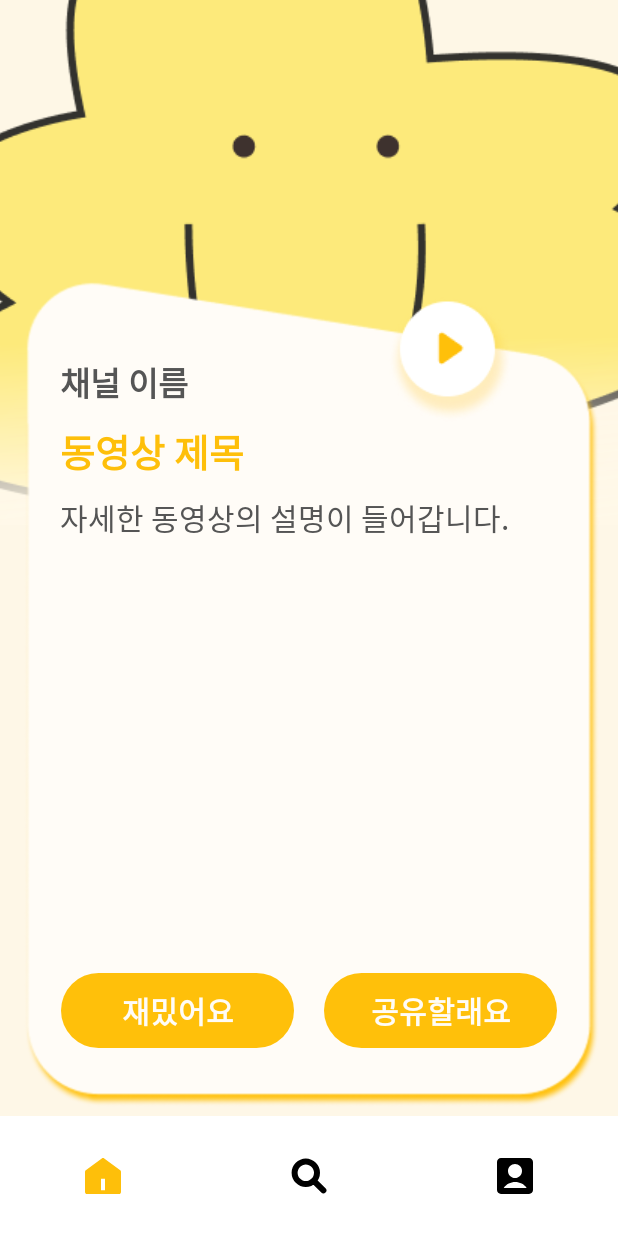
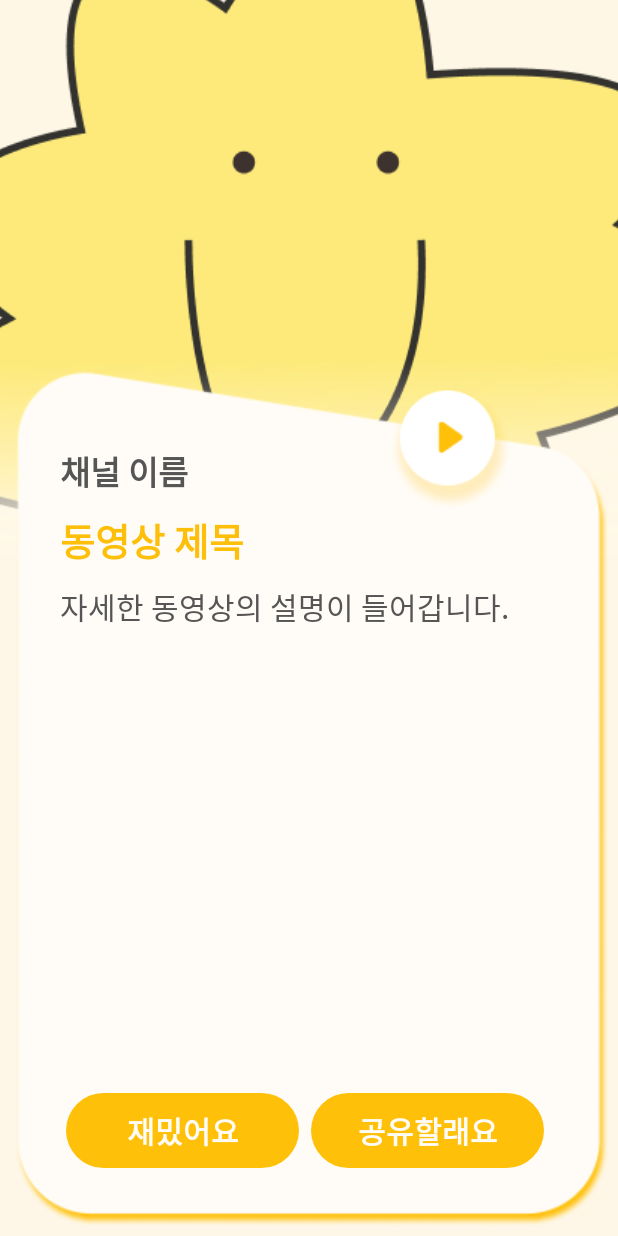
Before and after one commit to Kid-Topia/KidsTopia, an Android app: the fragment VideoDetailFragment placed in its activity, on a phone screen of 412 x 824 dp. Run offline under Robolectric (Android 15) with nearby library versions, the phone set to English and light mode, and no system bars; our stand-ins replace Room's generated code; network calls fail; pictures from the network do not load; 1 statement that could not run was skipped.

Commit message:
[#35] Refactor: 전체적인 코드 수정
UI 수정, VideoDetailFragment 실행 시 내비게이션 숨김, 좋아요 토스트 문제 해결

```diff
--- a/app/src/main/java/com/limheejin/kidstopia/presentation/fragment/VideoDetailFragment.kt
+++ b/app/src/main/java/com/limheejin/kidstopia/presentation/fragment/VideoDetailFragment.kt
@@ -1,6 +1,10 @@
 package com.limheejin.kidstopia.presentation.fragment
 
+import android.content.Intent
+import android.net.Uri
 import android.os.Bundle
+import android.os.Handler
+import android.os.Looper
 import android.util.Log
 import androidx.fragment.app.Fragment
 import android.view.LayoutInflater
@@ -9,12 +13,14 @@ import android.view.ViewGroup
 import android.widget.Toast
 import androidx.lifecycle.lifecycleScope
 import com.bumptech.glide.Glide
+import com.google.android.material.bottomnavigation.BottomNavigationView
 import com.limheejin.kidstopia.R
 import com.limheejin.kidstopia.databinding.FragmentVideoDetailBinding
 import com.limheejin.kidstopia.model.PopularData
 import com.limheejin.kidstopia.model.database.MyFavoriteVideoDAO
 import com.limheejin.kidstopia.model.database.MyFavoriteVideoDatabase
 import com.limheejin.kidstopia.model.database.MyFavoriteVideoEntity
+import com.limheejin.kidstopia.presentation.adapter.VisitedPageAdapter
 import com.limheejin.kidstopia.presentation.network.NetworkClient
 import kotlinx.coroutines.CoroutineScope
 import kotlinx.coroutines.Deferred
@@ -62,6 +68,7 @@ class VideoDetailFragment : Fragment() {
         inflater: LayoutInflater, container: ViewGroup?,
         savedInstanceState: Bundle?
     ): View {
+        hideNavigationView(true)
         initView()
         return binding.root
     }
@@ -70,6 +77,11 @@ class VideoDetailFragment : Fragment() {
         super.onViewCreated(view, savedInstanceState)
         initListener()
         initListenerCoroutineScope()
+    }
+
+    override fun onDestroyView() {
+        super.onDestroyView()
+        hideNavigationView(false)
     }
 
     private fun initData() { // bundle로 받아온 videoId로 Video API에서 동영상 정보 받아오기
@@ -120,7 +132,11 @@ class VideoDetailFragment : Fragment() {
                 val isLikedDate = videoId?.let { dao.getVideoLikedDate(it) }
                 val date = videoId?.let { it1 -> dao.getVideoDate(it1) }
                 if (isLikedDate != null) {
-                    //Toast.makeText(context, R.string.toast_detailfragment_dislike, Toast.LENGTH_SHORT)
+                    Handler(Looper.getMainLooper()).postDelayed(Runnable {
+                        run {
+                            Toast.makeText(context, R.string.toast_detailfragment_dislike, Toast.LENGTH_SHORT).show()
+                        }
+                    }, 0)
                     dao.insertVideo( // DAO에 isVisited 동영상 정보 저장
                         MyFavoriteVideoEntity(
                             videoId ?: "",
@@ -133,7 +149,11 @@ class VideoDetailFragment : Fragment() {
                         )
                     )
                 } else {
-                    //Toast.makeText(context, R.string.toast_detailfragment_like, Toast.LENGTH_SHORT).show()
+                    Handler(Looper.getMainLooper()).postDelayed(Runnable {
+                        run {
+                            Toast.makeText(context, R.string.toast_detailfragment_like, Toast.LENGTH_SHORT).show()
+                        }
+                    }, 0)
                     dao.insertVideo( // DAO에 isVisited 동영상 정보 저장
                         MyFavoriteVideoEntity(
                             videoId ?: "",
@@ -154,11 +174,19 @@ class VideoDetailFragment : Fragment() {
 
         btnPlay.setOnClickListener {
             Toast.makeText(context, R.string.toast_detailfragment_play, Toast.LENGTH_SHORT).show()
+            startActivity(Intent(Intent.ACTION_VIEW, Uri.parse("http://www.youtube.com/watch?v=${videoId}")))
         }
 
         btnShareImg.setOnClickListener { // 공유 버튼 클릭 시 실행 (미구현)
             Toast.makeText(context, R.string.toast_detailfragment_share, Toast.LENGTH_SHORT).show()
         }
+    }
+
+    private fun hideNavigationView(bool: Boolean) {
+        val nav = activity?.findViewById<BottomNavigationView>(R.id.nav)
+        if (bool) {
+            nav?.visibility = View.GONE
+        } else nav?.visibility = View.VISIBLE
     }
 
     companion object {
--- /dev/null
+++ b/app/src/main/res/drawable/slc_btn_play.xml
@@ -0,0 +1,10 @@
+<?xml version="1.0" encoding="utf-8"?>
+<selector xmlns:android="http://schemas.android.com/apk/res/android">
+
+    <item android:state_pressed="true"
+        android:drawable="@drawable/btn_detailfragment_play_slc" />
+
+    <item
+        android:drawable="@drawable/btn_detailfragment_play" />
+
+</selector>
--- a/app/src/main/res/layout/activity_main.xml
+++ b/app/src/main/res/layout/activity_main.xml
@@ -20,7 +20,7 @@
     <com.google.android.material.bottomnavigation.BottomNavigationView
         android:id="@+id/nav"
         android:layout_width="match_parent"
-        android:layout_height="wrap_content"
+        android:layout_height="70dp"
         android:background="@color/white"
         app:itemActiveIndicatorStyle="@null"
         app:labelVisibilityMode="unlabeled"
@@ -31,6 +31,4 @@
         app:layout_constraintEnd_toEndOf="parent"/>
 
 
-
-
 </androidx.constraintlayout.widget.ConstraintLayout>
--- a/app/src/main/res/layout/fragment_video_detail.xml
+++ b/app/src/main/res/layout/fragment_video_detail.xml
@@ -14,7 +14,7 @@
         android:layout_marginTop="15dp"
         android:layout_marginEnd="70dp"
         android:elevation="3dp"
-        android:src="@drawable/btn_detailfragment_play"
+        android:src="@drawable/slc_btn_play"
         app:layout_constraintEnd_toEndOf="parent"
         app:layout_constraintTop_toTopOf="@+id/img_bg" />
 
@@ -26,12 +26,12 @@
         android:layout_marginEnd="10dp"
         android:layout_marginBottom="10dp"
         android:elevation="3dp"
+        android:ellipsize="end"
+        android:maxLines="1"
         android:text="채널 이름"
         android:textColor="@color/darkgrey"
         android:textSize="22sp"
         android:textStyle="bold"
-        android:maxLines="1"
-        android:ellipsize="end"
         app:layout_constraintBottom_toTopOf="@+id/tv_title"
         app:layout_constraintEnd_toStartOf="@id/btn_play"
         app:layout_constraintStart_toStartOf="parent" />
@@ -43,18 +43,17 @@
         android:layout_marginStart="40dp"
         android:layout_marginEnd="40dp"
         android:elevation="3dp"
+        android:ellipsize="end"
+        android:maxLines="2"
         android:text="동영상 제목"
         android:textColor="@color/primary_yellow"
         android:textSize="25sp"
         android:textStyle="bold"
-        android:maxLines="2"
-        android:ellipsize="end"
         app:layout_constraintEnd_toEndOf="parent"
         app:layout_constraintStart_toStartOf="parent"
         app:layout_constraintTop_toBottomOf="@+id/btn_play" />
 
-    <TextView
-        android:id="@+id/tv_description"
+    <ScrollView
         android:layout_width="0dp"
         android:layout_height="0dp"
         android:layout_marginStart="40dp"
@@ -62,20 +61,24 @@
         android:layout_marginEnd="40dp"
         android:layout_marginBottom="20dp"
         android:elevation="3dp"
-        android:text="자세한 동영상의 설명이 들어갑니다."
-        android:textColor="@color/darkgrey"
-        android:textSize="20sp"
-        android:maxLines="12"
-        android:ellipsize="end"
         app:layout_constraintBottom_toTopOf="@+id/btn_like_img"
         app:layout_constraintEnd_toEndOf="parent"
         app:layout_constraintStart_toStartOf="parent"
-        app:layout_constraintTop_toBottomOf="@+id/tv_title" />
+        app:layout_constraintTop_toBottomOf="@+id/tv_title">
 
+        <TextView
+            android:id="@+id/tv_description"
+            android:layout_width="match_parent"
+            android:layout_height="match_parent"
+            android:text="자세한 동영상의 설명이 들어갑니다."
+            android:textColor="@color/darkgrey"
+            android:textSize="20sp" />
+
+    </ScrollView>
 
     <ImageView
         android:id="@+id/btn_like_img"
-        android:layout_width="wrap_content"
+        android:layout_width="0dp"
         android:layout_height="wrap_content"
         android:layout_marginStart="40dp"
         android:layout_marginBottom="40dp"
@@ -83,9 +86,7 @@
         android:src="@drawable/slc_btn_like"
         app:layout_constraintBottom_toBottomOf="@+id/img_bg"
         app:layout_constraintEnd_toStartOf="@+id/btn_share_img"
-        app:layout_constraintHorizontal_chainStyle="packed"
-        app:layout_constraintStart_toEndOf="@+id/img_bg"
-        app:layout_constraintStart_toStartOf="@+id/img_bg" />
+        app:layout_constraintStart_toStartOf="parent"/>
 
     <TextView
         android:layout_width="wrap_content"
@@ -102,16 +103,15 @@
 
     <ImageView
         android:id="@+id/btn_share_img"
-        android:layout_width="wrap_content"
+        android:layout_width="0dp"
         android:layout_height="wrap_content"
-        android:layout_marginStart="20dp"
         android:layout_marginEnd="40dp"
         android:layout_marginBottom="40dp"
         android:elevation="3dp"
         android:src="@drawable/slc_btn_like"
         app:layout_constraintBottom_toBottomOf="@+id/img_bg"
-        app:layout_constraintEnd_toEndOf="@+id/img_bg"
-        app:layout_constraintStart_toEndOf="@+id/btn_like_img" />
+        app:layout_constraintStart_toEndOf="@+id/btn_like_img"
+        app:layout_constraintEnd_toEndOf="@+id/img_bg" />
 
     <TextView
         android:layout_width="wrap_content"
@@ -132,25 +132,30 @@
         android:layout_width="match_parent"
         android:layout_height="0dp"
         android:layout_marginBottom="5dp"
+        android:layout_marginStart="5dp"
+        android:layout_marginEnd="5dp"
         android:elevation="2dp"
+        android:scaleType="fitXY"
         android:src="@drawable/bg_detailfragment_img"
         app:layout_constraintBottom_toBottomOf="parent"
-        app:layout_constraintDimensionRatio="W, 1.35:1" />
+        app:layout_constraintHeight_percent="0.7" />
 
     <ImageView
         android:layout_width="match_parent"
-        android:layout_height="350dp"
+        android:layout_height="0dp"
         android:elevation="1dp"
         android:scaleType="fitXY"
         android:src="@drawable/bg_detailfragment_grd"
+        app:layout_constraintHeight_percent="0.45"
         app:layout_constraintTop_toTopOf="parent" />
 
     <ImageView
         android:id="@+id/iv_thumbnail"
         android:layout_width="match_parent"
-        android:layout_height="350dp"
+        android:layout_height="0dp"
         android:scaleType="center"
         android:src="@drawable/ic_kidstopia_img"
+        app:layout_constraintHeight_percent="0.45"
         app:layout_constraintTop_toTopOf="parent" />
 
 </androidx.constraintlayout.widget.ConstraintLayout>
```
Also changed, not shown: app/src/main/res/drawable/btn_detailfragment_play_slc.png (added).
